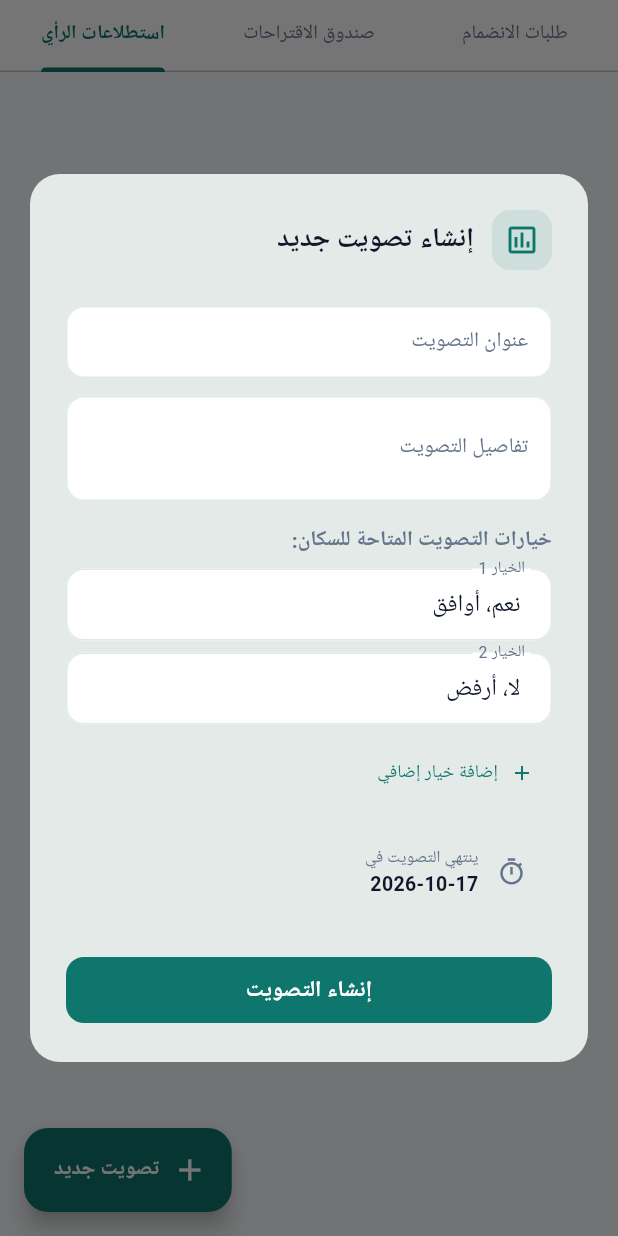
After one commit to mostaphaelarfaoui/Smart-Syndic, a Flutter app: the SyndicCommunityTab screen opened directly, tab 3 chosen, after a tap on "تصويت جديد", on a phone screen of 412 x 824 dp. The commit adds this screen. Run offline on Flutter 3.47's test engine with Material 3 defaults, Android fonts, the phone set to English and light mode, and no system bars; our stand-ins replace fl_chart, google_fonts, shared_preferences; accounts and stored records are empty; Roboto replaces fonts that are missing (Cairo).

Commit message:
إضافة وعرض استطلاعات الرأي للسانديك، وإمكانية إنشاء تصويت جديد، مع خاصية تعديل الاقتراحات وإظهار رقم الشقة قبل تحويلها لتصويت (في التطبيق ولوحة التحكم)

```diff
--- /dev/null
+++ b/smart_syndic_mobile/lib/screens/syndic/dialogs/create_poll_dialog.dart
@@ -0,0 +1,281 @@
+import 'package:flutter/material.dart';
+import 'package:provider/provider.dart';
+import 'package:google_fonts/google_fonts.dart';
+import 'package:intl/intl.dart';
+import '../../../core/constants/app_colors.dart';
+import '../../../providers/syndic_provider.dart';
+
+class CreatePollDialog extends StatefulWidget {
+  const CreatePollDialog({super.key});
+
+  @override
+  State<CreatePollDialog> createState() => _CreatePollDialogState();
+}
+
+class _CreatePollDialogState extends State<CreatePollDialog> {
+  final _formKey = GlobalKey<FormState>();
+  final _titleController = TextEditingController();
+  final _descController = TextEditingController();
+
+  final List<TextEditingController> _optionControllers = [
+    TextEditingController(text: 'نعم، أوافق'),
+    TextEditingController(text: 'لا، أرفض'),
+  ];
+  DateTime _expiresAt = DateTime.now().add(const Duration(days: 7));
+  bool _isSubmitting = false;
+
+  @override
+  void dispose() {
+    _titleController.dispose();
+    _descController.dispose();
+    for (var c in _optionControllers) {
+      c.dispose();
+    }
+    super.dispose();
+  }
+
+  void _addOption() {
+    if (_optionControllers.length < 5) {
+      setState(() {
+        _optionControllers.add(TextEditingController());
+      });
+    }
+  }
+
+  void _removeOption(int index) {
+    if (_optionControllers.length > 2) {
+      setState(() {
+        _optionControllers.removeAt(index);
+      });
+    }
+  }
+
+  Future<void> _submit() async {
+    if (!_formKey.currentState!.validate()) return;
+
+    final options = _optionControllers
+        .map((c) => c.text.trim())
+        .where((t) => t.isNotEmpty)
+        .toList();
+
+    if (options.length < 2) {
+      ScaffoldMessenger.of(context).showSnackBar(
+        const SnackBar(content: Text('المرجو إدخال خيارين على الأقل')),
+      );
+      return;
+    }
+
+    setState(() => _isSubmitting = true);
+    final syndic = Provider.of<SyndicProvider>(context, listen: false);
+    final formattedDate = DateFormat('yyyy-MM-dd').format(_expiresAt);
+
+    final success = await syndic.createPoll(
+      title: _titleController.text.trim(),
+      description: _descController.text.trim(),
+      options: options,
+      expiresAt: formattedDate,
+    );
+
+    if (mounted) {
+      setState(() => _isSubmitting = false);
+      if (success) {
+        Navigator.pop(context, true);
+        ScaffoldMessenger.of(context).showSnackBar(
+          const SnackBar(
+            backgroundColor: AppColors.success,
+            content: Text('تم إنشاء التصويت بنجاح ✓'),
+          ),
+        );
+      } else {
+        ScaffoldMessenger.of(context).showSnackBar(
+          SnackBar(
+            backgroundColor: AppColors.danger,
+            content: Text(syndic.errorMessage ?? 'حدث خطأ أثناء إنشاء التصويت'),
+          ),
+        );
+      }
+    }
+  }
+
+  @override
+  Widget build(BuildContext context) {
+    return Dialog(
+      shape: RoundedRectangleBorder(borderRadius: BorderRadius.circular(20)),
+      insetPadding: const EdgeInsets.all(20),
+      child: Container(
+        width: double.infinity,
+        padding: const EdgeInsets.all(24),
+        child: Form(
+          key: _formKey,
+          child: SingleChildScrollView(
+            child: Column(
+              mainAxisSize: MainAxisSize.min,
+              crossAxisAlignment: CrossAxisAlignment.start,
+              children: [
+                Row(
+                  children: [
+                    Container(
+                      padding: const EdgeInsets.all(8),
+                      decoration: BoxDecoration(
+                        color: AppColors.primary.withAlpha(25),
+                        borderRadius: BorderRadius.circular(12),
+                      ),
+                      child: const Icon(Icons.poll_outlined, color: AppColors.primary),
+                    ),
+                    const SizedBox(width: 12),
+                    Text(
+                      'إنشاء تصويت جديد',
+                      style: GoogleFonts.cairo(
+                        fontWeight: FontWeight.bold,
+                        fontSize: 18,
+                        color: AppColors.textPrimary,
+                      ),
+                    ),
+                  ],
+                ),
+                const SizedBox(height: 24),
+
+                TextFormField(
+                  controller: _titleController,
+                  style: GoogleFonts.cairo(
+                    fontWeight: FontWeight.bold,
+                    fontSize: 14,
+                    color: AppColors.textPrimary,
+                  ),
+                  decoration: InputDecoration(
+                    labelText: 'عنوان التصويت',
+                    border: OutlineInputBorder(borderRadius: BorderRadius.circular(8)),
+                    contentPadding: const EdgeInsets.symmetric(horizontal: 12, vertical: 8),
+                  ),
+                  validator: (v) => (v == null || v.trim().isEmpty) ? 'مطلوب' : null,
+                ),
+                const SizedBox(height: 12),
+                TextFormField(
+                  controller: _descController,
+                  maxLines: 3,
+                  style: GoogleFonts.cairo(
+                    fontSize: 12,
+                    color: AppColors.textSecondary,
+                  ),
+                  decoration: InputDecoration(
+                    labelText: 'تفاصيل التصويت',
+                    border: OutlineInputBorder(borderRadius: BorderRadius.circular(8)),
+                    contentPadding: const EdgeInsets.symmetric(horizontal: 12, vertical: 8),
+                  ),
+                  validator: (v) => (v == null || v.trim().isEmpty) ? 'مطلوب' : null,
+                ),
+                const SizedBox(height: 16),
+
+                Text(
+                  'خيارات التصويت المتاحة للسكان:',
+                  style: GoogleFonts.cairo(
+                    fontWeight: FontWeight.w600,
+                    fontSize: 14,
+                    color: AppColors.textSecondary,
+                  ),
+                ),
+                const SizedBox(height: 8),
+
+                ...List.generate(_optionControllers.length, (index) {
+                  return Padding(
+                    padding: const EdgeInsets.only(bottom: 8),
+                    child: Row(
+                      children: [
+                        Expanded(
+                          child: TextFormField(
+                            controller: _optionControllers[index],
+                            decoration: InputDecoration(
+                              labelText: 'الخيار ${index + 1}',
+                              contentPadding: const EdgeInsets.symmetric(horizontal: 14, vertical: 12),
+                            ),
+                            validator: (v) => (v == null || v.trim().isEmpty) ? 'مطلوب' : null,
+                          ),
+                        ),
+                        if (_optionControllers.length > 2)
+                          IconButton(
+                            icon: const Icon(Icons.remove_circle_outline, color: AppColors.danger),
+                            onPressed: () => _removeOption(index),
+                          ),
+                      ],
+                    ),
+                  );
+                }),
+
+                if (_optionControllers.length < 5)
+                  Align(
+                    alignment: Alignment.centerRight,
+                    child: TextButton.icon(
+                      onPressed: _addOption,
+                      icon: const Icon(Icons.add, size: 16),
+                      label: Text('إضافة خيار إضافي', style: GoogleFonts.cairo(fontSize: 12)),
+                    ),
+                  ),
+
+                const SizedBox(height: 12),
+
+                // Expiry Date
+                InkWell(
+                  onTap: () async {
+                    final picked = await showDatePicker(
+                      context: context,
+                      initialDate: _expiresAt,
+                      firstDate: DateTime.now(),
+                      lastDate: DateTime.now().add(const Duration(days: 90)),
+                    );
+                    if (picked != null) {
+                      setState(() => _expiresAt = picked);
+                    }
+                  },
+                  borderRadius: BorderRadius.circular(12),
+                  child: Container(
+                    padding: const EdgeInsets.symmetric(horizontal: 16, vertical: 12),
+                    decoration: BoxDecoration(
+                      border: Border.all(color: AppColors.border),
+                      borderRadius: BorderRadius.circular(12),
+                    ),
+                    child: Row(
+                      children: [
+                        const Icon(Icons.timer_outlined, color: AppColors.textSecondary, size: 20),
+                        const SizedBox(width: 12),
+                        Column(
+                          crossAxisAlignment: CrossAxisAlignment.start,
+                          children: [
+                            Text(
+                              'ينتهي التصويت في',
+                              style: GoogleFonts.cairo(fontSize: 11, color: AppColors.textSecondary),
+                            ),
+                            Text(
+                              DateFormat('yyyy-MM-dd').format(_expiresAt),
+                              style: GoogleFonts.cairo(fontWeight: FontWeight.bold, fontSize: 13),
+                            ),
+                          ],
+                        ),
+                      ],
+                    ),
+                  ),
+                ),
+
+                const SizedBox(height: 24),
+                SizedBox(
+                  width: double.infinity,
+                  child: ElevatedButton(
+                    onPressed: _isSubmitting ? null : _submit,
+                    style: ElevatedButton.styleFrom(
+                      backgroundColor: AppColors.primary,
+                      foregroundColor: Colors.white,
+                      padding: const EdgeInsets.symmetric(vertical: 12),
+                      shape: RoundedRectangleBorder(borderRadius: BorderRadius.circular(12)),
+                    ),
+                    child: _isSubmitting
+                        ? const SizedBox(height: 20, width: 20, child: CircularProgressIndicator(strokeWidth: 2, color: Colors.white))
+                        : Text('إنشاء التصويت', style: GoogleFonts.cairo(fontWeight: FontWeight.bold, fontSize: 15)),
+                  ),
+                ),
+              ],
+            ),
+          ),
+        ),
+      ),
+    );
+  }
+}
--- a/smart_syndic_mobile/lib/screens/syndic/tabs/syndic_community_tab.dart
+++ b/smart_syndic_mobile/lib/screens/syndic/tabs/syndic_community_tab.dart
@@ -5,6 +5,7 @@ import '../../../core/constants/app_colors.dart';
 import '../../../providers/syndic_provider.dart';
 import '../../../widgets/empty_state.dart';
 import '../dialogs/convert_to_poll_dialog.dart';
+import '../dialogs/create_poll_dialog.dart';
 
 class SyndicCommunityTab extends StatefulWidget {
   const SyndicCommunityTab({super.key});
@@ -20,6 +21,9 @@ class _SyndicCommunityTabState extends State<SyndicCommunityTab> with SingleTick
   void initState() {
     super.initState();
     _tabController = TabController(length: 3, vsync: this);
+    _tabController.addListener(() {
+      setState(() {});
+    });
   }
 
   @override
@@ -88,6 +92,19 @@ class _SyndicCommunityTabState extends State<SyndicCommunityTab> with SingleTick
           _buildPollsView(context, syndic),
         ],
       ),
+      floatingActionButton: _tabController.index == 2
+          ? FloatingActionButton.extended(
+              onPressed: () {
+                showDialog(
+                  context: context,
+                  builder: (context) => const CreatePollDialog(),
+                );
+              },
+              backgroundColor: AppColors.primary,
+              icon: const Icon(Icons.add, color: Colors.white),
+              label: Text('تصويت جديد', style: GoogleFonts.cairo(color: Colors.white, fontWeight: FontWeight.bold)),
+            )
+          : null,
     );
   }
 
```
Also changed, not shown: smart_syndic_mobile/lib/providers/syndic_provider.dart (+25 -1 lines), smart_syndic_mobile/lib/screens/syndic/dialogs/convert_to_poll_dialog.dart (+56 -5 lines), smart_syndic_mobile/lib/screens/syndic/tabs/syndic_dashboard_tab.dart (+8 -6 lines), 3 other files.
